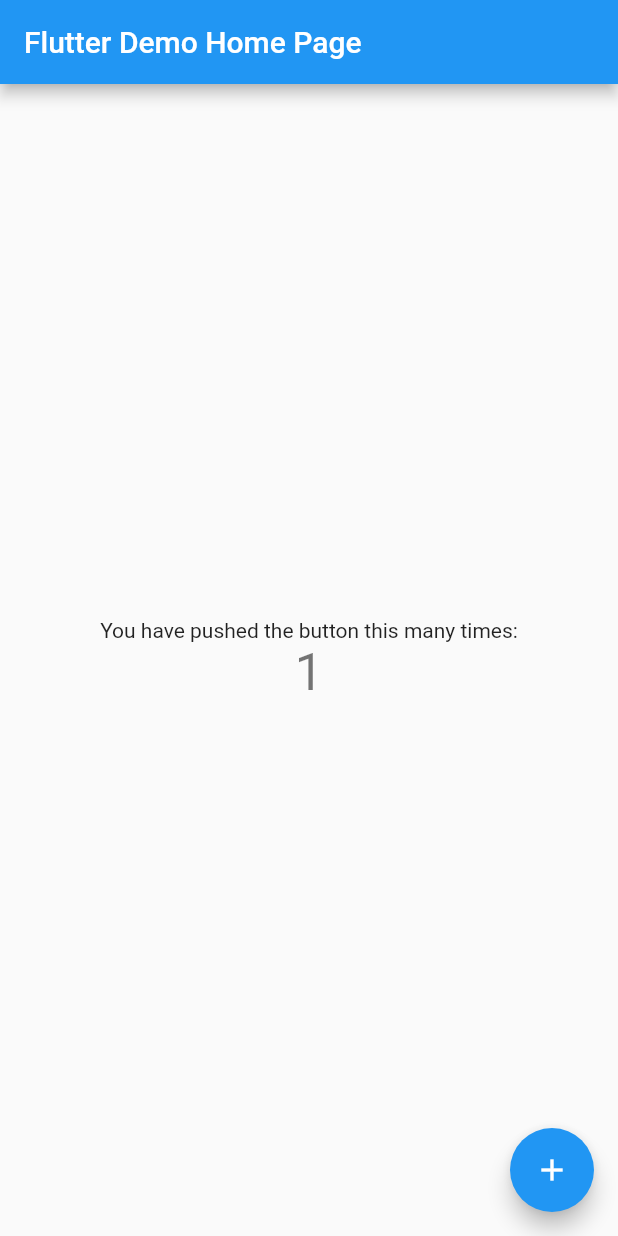
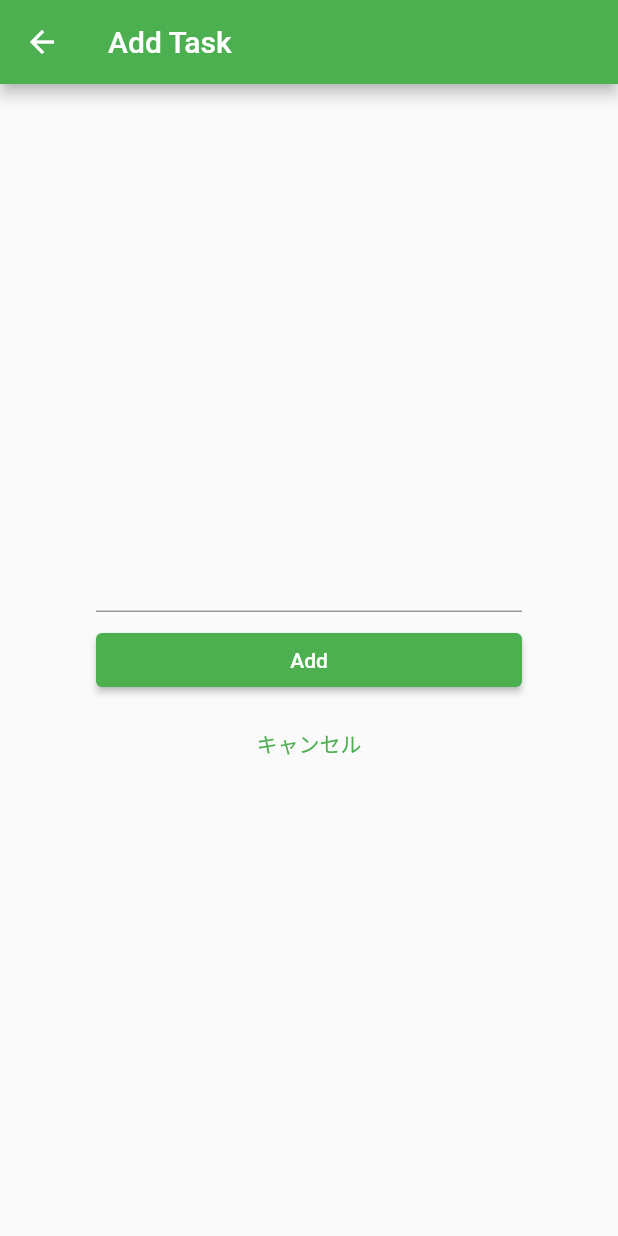
Before and after one commit to ryota765/flutter-todo-app, a Flutter app: the screen it shows after launch, after a tap on the "add" icon, on a phone screen of 412 x 824 dp. Run offline on Flutter 3.47's test engine with Material 2 defaults, Android fonts, the phone set to English and light mode, and no system bars.

Commit message:
task add and list function

```diff
--- a/lib/main.dart
+++ b/lib/main.dart
@@ -1,113 +1,137 @@
 import 'package:flutter/material.dart';
 
 void main() {
-  runApp(MyApp());
+  // 最初に表示するWidget
+  runApp(TodoApp());
 }
 
-class MyApp extends StatelessWidget {
-  // This widget is the root of your application.
+class TodoApp extends StatelessWidget {
   @override
   Widget build(BuildContext context) {
     return MaterialApp(
-      title: 'Flutter Demo',
+      // アプリ名
+      title: 'Todo App',
       theme: ThemeData(
-        // This is the theme of your application.
-        //
-        // Try running your application with "flutter run". You'll see the
-        // application has a blue toolbar. Then, without quitting the app, try
-        // changing the primarySwatch below to Colors.green and then invoke
-        // "hot reload" (press "r" in the console where you ran "flutter run",
-        // or simply save your changes to "hot reload" in a Flutter IDE).
-        // Notice that the counter didn't reset back to zero; the application
-        // is not restarted.
-        primarySwatch: Colors.blue,
+        // テーマカラー
+        primarySwatch: Colors.green,
       ),
-      home: MyHomePage(title: 'Flutter Demo Home Page'),
+      // リスト一覧画面を表示
+      home: TodoListPage(),
     );
   }
 }
 
-class MyHomePage extends StatefulWidget {
-  MyHomePage({Key? key, required this.title}) : super(key: key);
-
-  // This widget is the home page of your application. It is stateful, meaning
-  // that it has a State object (defined below) that contains fields that affect
-  // how it looks.
-
-  // This class is the configuration for the state. It holds the values (in this
-  // case the title) provided by the parent (in this case the App widget) and
-  // used by the build method of the State. Fields in a Widget subclass are
-  // always marked "final".
-
-  final String title;
-
+// リスト一覧画面用Widget
+class TodoListPage extends StatefulWidget {
   @override
-  _MyHomePageState createState() => _MyHomePageState();
+  _TodoListPageState createState() => _TodoListPageState();
 }
 
-class _MyHomePageState extends State<MyHomePage> {
-  int _counter = 0;
+class _TodoListPageState extends State<TodoListPage> {
 
-  void _incrementCounter() {
-    setState(() {
-      // This call to setState tells the Flutter framework that something has
-      // changed in this State, which causes it to rerun the build method below
-      // so that the display can reflect the updated values. If we changed
-      // _counter without calling setState(), then the build method would not be
-      // called again, and so nothing would appear to happen.
-      _counter++;
-    });
-  }
+  List<String> todoList = [];
 
   @override
   Widget build(BuildContext context) {
-    // This method is rerun every time setState is called, for instance as done
-    // by the _incrementCounter method above.
-    //
-    // The Flutter framework has been optimized to make rerunning build methods
-    // fast, so that you can just rebuild anything that needs updating rather
-    // than having to individually change instances of widgets.
     return Scaffold(
       appBar: AppBar(
-        // Here we take the value from the MyHomePage object that was created by
-        // the App.build method, and use it to set our appbar title.
-        title: Text(widget.title),
+        title: Text('Task List'),
       ),
-      body: Center(
-        // Center is a layout widget. It takes a single child and positions it
-        // in the middle of the parent.
+      body: ListView.builder(
+        itemCount: todoList.length,
+        itemBuilder: (context, index) {
+          return Card(
+            child: ListTile(
+              title: Text(todoList[index]),
+            ),
+          );
+        },
+      ),
+      floatingActionButton: FloatingActionButton(
+        onPressed: () async {
+          // "push"で新規画面に遷移
+          final newListText = await Navigator.of(context).push(
+            MaterialPageRoute(builder: (context) {
+              // 遷移先の画面としてリスト追加画面を指定
+              return TodoAddPage();
+            }),
+          );
+          if (newListText != null) {
+            // キャンセルした場合は newListText が null となるので注意
+            setState(() {
+              // リスト追加
+              todoList.add(newListText);
+            });
+          }
+        },
+        child: Icon(Icons.add),
+      ),
+    );
+  }
+}
+
+// リスト追加画面用Widget
+class TodoAddPage extends StatefulWidget {
+  @override
+  _TodoAddPageState createState() => _TodoAddPageState();
+}
+
+class _TodoAddPageState extends State<TodoAddPage> {
+
+  String _text = '';
+
+  @override
+  Widget build(BuildContext context) {
+    return Scaffold(
+      appBar: AppBar(
+        title: Text('Add Task'),
+      ),
+      body: Container(
+        // 余白を付ける
+        padding: EdgeInsets.all(64),
         child: Column(
-          // Column is also a layout widget. It takes a list of children and
-          // arranges them vertically. By default, it sizes itself to fit its
-          // children horizontally, and tries to be as tall as its parent.
-          //
-          // Invoke "debug painting" (press "p" in the console, choose the
-          // "Toggle Debug Paint" action from the Flutter Inspector in Android
-          // Studio, or the "Toggle Debug Paint" command in Visual Studio Code)
-          // to see the wireframe for each widget.
-          //
-          // Column has various properties to control how it sizes itself and
-          // how it positions its children. Here we use mainAxisAlignment to
-          // center the children vertically; the main axis here is the vertical
-          // axis because Columns are vertical (the cross axis would be
-          // horizontal).
           mainAxisAlignment: MainAxisAlignment.center,
           children: <Widget>[
-            Text(
-              'You have pushed the button this many times:',
+            // Text(_text, style: TextStyle(color: Colors.green)),
+            TextField(
+              // 入力されたテキストの値を受け取る（valueが入力されたテキスト）
+              onChanged: (String value) {
+                // データが変更したことを知らせる（画面を更新する）
+                setState(() {
+                  // データを変更
+                  _text = value;
+                });
+              },
             ),
-            Text(
-              '$_counter',
-              style: Theme.of(context).textTheme.headline4,
+            const SizedBox(height: 8),
+            Container(
+              // 横幅いっぱいに広げる
+              width: double.infinity,
+              // リスト追加ボタン
+              child: ElevatedButton(
+                onPressed: () {
+                  Navigator.of(context).pop(_text);
+                },
+                child: Text('Add', style: TextStyle(color: Colors.white)),
+              ),
+            ),
+            const SizedBox(height: 8),
+            Container(
+              // 横幅いっぱいに広げる
+              width: double.infinity,
+              // キャンセルボタン
+              child: TextButton(
+                // ボタンをクリックした時の処理
+                onPressed: () {
+                  // "pop"で前の画面に戻る
+                  Navigator.of(context).pop();
+                },
+                child: Text('キャンセル'),
+              ),
             ),
           ],
         ),
       ),
-      floatingActionButton: FloatingActionButton(
-        onPressed: _incrementCounter,
-        tooltip: 'Increment',
-        child: Icon(Icons.add),
-      ), // This trailing comma makes auto-formatting nicer for build methods.
     );
   }
 }
```
